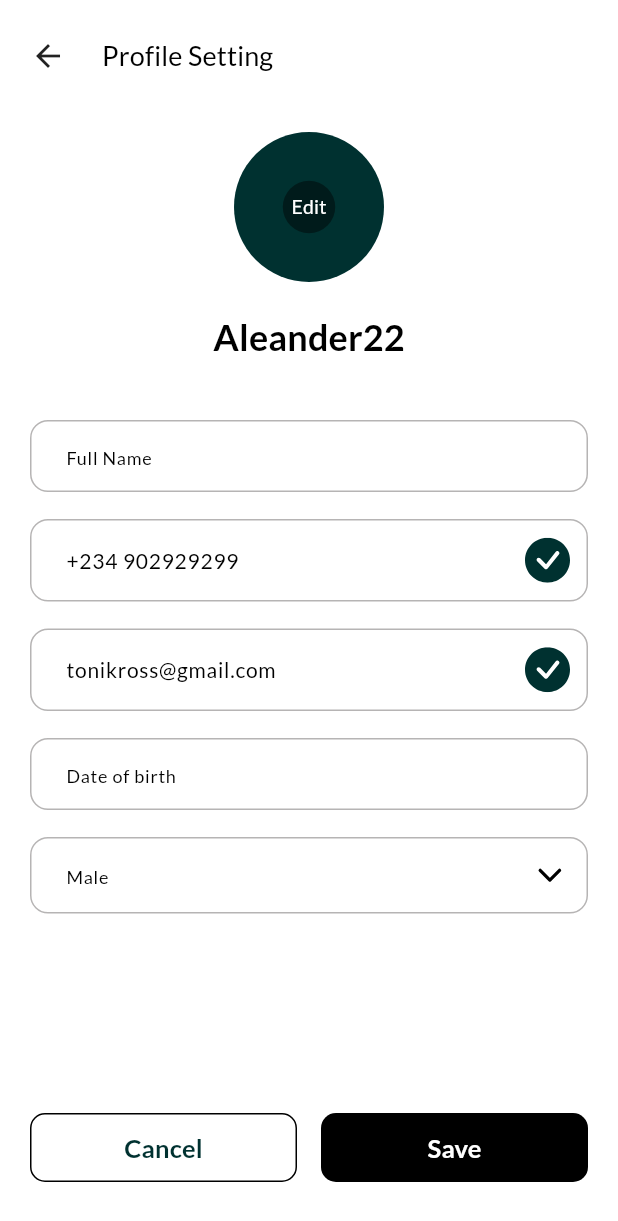
After one commit to rickdevelopmentcompany/billvault, a Flutter app: the ProfileSettingView screen opened directly, on a phone screen of 412 x 824 dp. The commit adds this screen. Shown: the top 1221 px of the screen. Run offline on Flutter 3.47's test engine with Material 3 defaults, Android fonts, the phone set to English and light mode, and no system bars; our stand-ins replace flutter_svg, gap, google_fonts, pinput.

Commit message:
Profile screens

```diff
--- /dev/null
+++ b/lib/views/profile/profile_setting.dart
@@ -0,0 +1,116 @@
+import 'package:flutter/material.dart';
+import 'package:gap/gap.dart';
+import 'package:volex/utils/button.dart';
+import 'package:volex/utils/custom_textfield.dart';
+
+class ProfileSettingView extends StatelessWidget {
+  const ProfileSettingView({super.key});
+
+  @override
+  Widget build(BuildContext context) {
+    return Scaffold(
+      body: Padding(
+        padding: const EdgeInsets.symmetric(horizontal: 20),
+        child: Column(
+          children: [
+            Gap(MediaQuery.of(context).padding.top + 24),
+            InkWell(
+              onTap: Navigator.of(context).pop,
+              splashColor: Colors.transparent,
+              child: Row(
+                children: [
+                  const Icon(Icons.arrow_back),
+                  const Gap(24),
+                  Text(
+                    'Profile Setting',
+                    style: Theme.of(context).textTheme.labelLarge?.copyWith(
+                          fontWeight: FontWeight.w500,
+                          fontSize: 18,
+                        ),
+                  ),
+                ],
+              ),
+            ),
+            const Gap(38),
+            CircleAvatar(
+              radius: 50,
+              child: Container(
+                decoration: const BoxDecoration(
+                  shape: BoxShape.circle,
+                  color: Color(0x70000000),
+                ),
+                padding: const EdgeInsets.all(8),
+                child: Text(
+                  'Edit',
+                  style: Theme.of(context).textTheme.labelLarge?.copyWith(
+                        fontWeight: FontWeight.w400,
+                        fontSize: 13,
+                        color: Colors.white,
+                      ),
+                ),
+              ),
+            ),
+            const Gap(20),
+            Text(
+              'Aleander22',
+              style: Theme.of(context).textTheme.labelLarge?.copyWith(
+                    fontWeight: FontWeight.w600,
+                    fontSize: 24,
+                  ),
+            ),
+            const Gap(30),
+            Wrap(
+              spacing: 6,
+              runSpacing: 6,
+              children: [
+                const CustomTextfield(
+                  hintText: 'Full Name',
+                ),
+                CustomTextfield(
+                  ctrl: TextEditingController(text: '+234 902929299'),
+                  trailingSvg: 'check',
+                ),
+                CustomTextfield(
+                  ctrl: TextEditingController(text: 'tonikross@gmail.com'),
+                  trailingSvg: 'check',
+                ),
+                const CustomTextfield(
+                  hintText: 'Date of birth',
+                ),
+                const CustomTextfield(
+                  hintText: 'Male',
+                  trailingSvg: 'dropdown',
+                  readOnly: true,
+                ),
+              ],
+            ),
+            const Spacer(),
+            Row(
+              mainAxisSize: MainAxisSize.max,
+              mainAxisAlignment: MainAxisAlignment.spaceBetween,
+              children: [
+                Expanded(
+                  child: primaryButton(
+                    context,
+                    title: 'Cancel',
+                    isOutlined: true,
+                    onTap: Navigator.of(context).pop,
+                  ),
+                ),
+                const Gap(16),
+                Expanded(
+                  child: primaryButton(
+                    context,
+                    title: 'Save',
+                    onTap: Navigator.of(context).pop,
+                  ),
+                ),
+              ],
+            ),
+            const Gap(36),
+          ],
+        ),
+      ),
+    );
+  }
+}
```
Also changed, not shown: lib/views/profile/change_language.dart (added, +118 -0 lines), lib/views/profile/change_password.dart (added, +67 -0 lines), lib/views/profile/change_pin.dart (added, +67 -0 lines), lib/views/profile/profile.dart (+22 -4 lines), lib/views/profile/setting.dart (added, +151 -0 lines), assets/images/arabic.png (added), assets/images/check.svg (added), assets/images/french.png (added), assets/images/german.png (added), assets/images/hindi.png (added), assets/images/port.png (added), assets/images/turk.png (added), assets/images/us.png (added), assets/svgs/check-var.svg (added), 1 more files.
